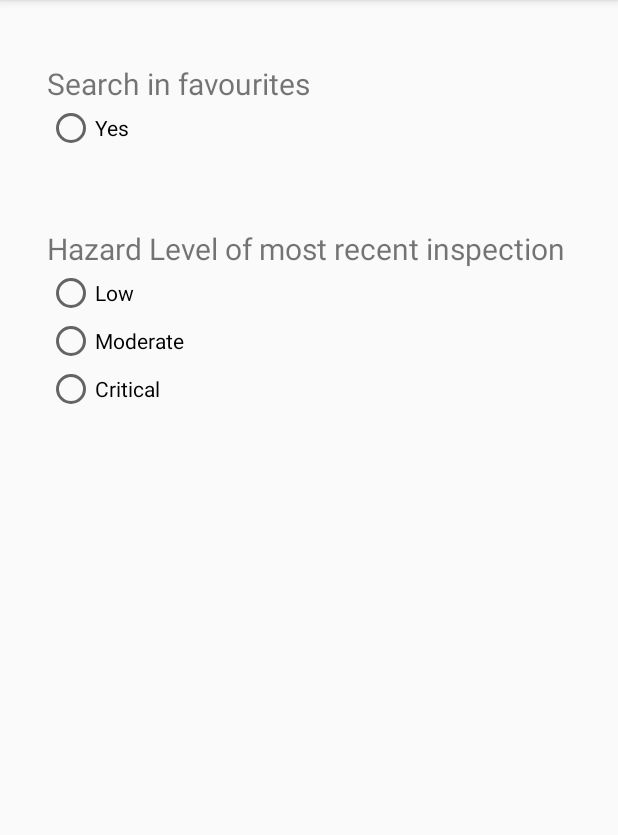
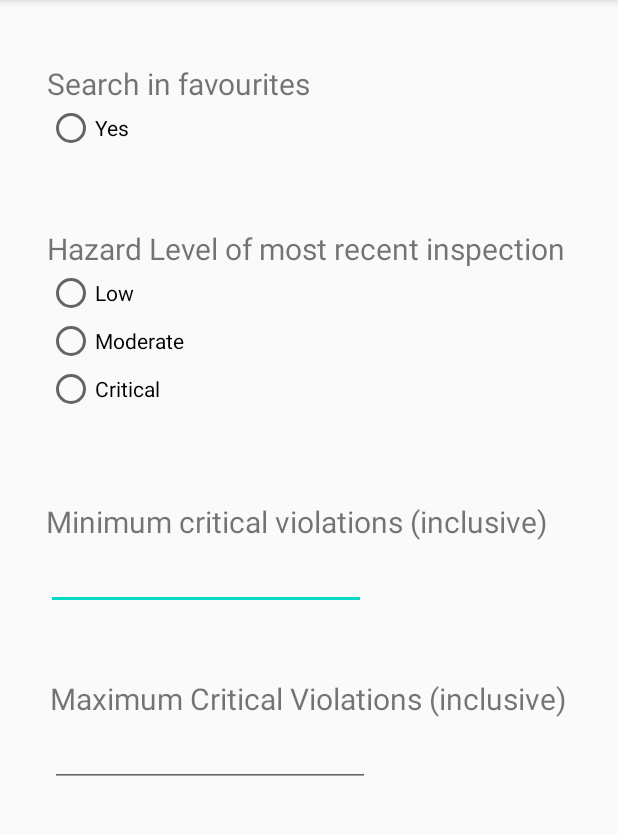
Before and after one commit to SahilModak/Restaurant_Finder-Inspection_Detailer, an Android app: the OptionsScreen screen opened directly, with no data from a screen before it, on a phone screen of 412 x 824 dp, the part 84-919 px from its top. Run offline under Robolectric (Android 15) with nearby library versions, the phone set to English and light mode, and no system bars.

Commit message:
violation criteria added

```diff
--- a/app/src/main/res/layout/activity_options_screen.xml
+++ b/app/src/main/res/layout/activity_options_screen.xml
@@ -67,4 +67,47 @@
         app:layout_constraintBottom_toTopOf="@+id/favouriteRadioButton"
         app:layout_constraintStart_toStartOf="@+id/favouriteRadioButton" />
 
+    <TextView
+        android:id="@+id/minViolationLabel"
+        android:layout_width="wrap_content"
+        android:layout_height="wrap_content"
+        android:text="Minimum critical violations (inclusive)"
+        android:textSize="20sp"
+        app:layout_constraintBottom_toTopOf="@+id/editTextNumber"
+        app:layout_constraintStart_toStartOf="@+id/editTextNumber" />
+
+    <EditText
+        android:id="@+id/editTextNumber"
+        android:layout_width="wrap_content"
+        android:layout_height="wrap_content"
+        android:ems="10"
+        android:inputType="number"
+        app:layout_constraintBottom_toBottomOf="parent"
+        app:layout_constraintEnd_toEndOf="parent"
+        app:layout_constraintHorizontal_bias="0.154"
+        app:layout_constraintStart_toStartOf="parent"
+        app:layout_constraintTop_toTopOf="parent" />
+
+    <TextView
+        android:id="@+id/maxViolationsLabel"
+        android:layout_width="wrap_content"
+        android:layout_height="wrap_content"
+        android:text="Maximum Critical Violations (inclusive)"
+        android:textSize="20sp"
+        app:layout_constraintBottom_toTopOf="@+id/editTextNumber3"
+        app:layout_constraintStart_toStartOf="@+id/editTextNumber3" />
+
+    <EditText
+        android:id="@+id/editTextNumber3"
+        android:layout_width="wrap_content"
+        android:layout_height="wrap_content"
+        android:ems="10"
+        android:inputType="number"
+        app:layout_constraintBottom_toBottomOf="parent"
+        app:layout_constraintEnd_toEndOf="parent"
+        app:layout_constraintHorizontal_bias="0.169"
+        app:layout_constraintStart_toStartOf="parent"
+        app:layout_constraintTop_toTopOf="parent"
+        app:layout_constraintVertical_bias="0.663" />
+
 </androidx.constraintlayout.widget.ConstraintLayout>
```
